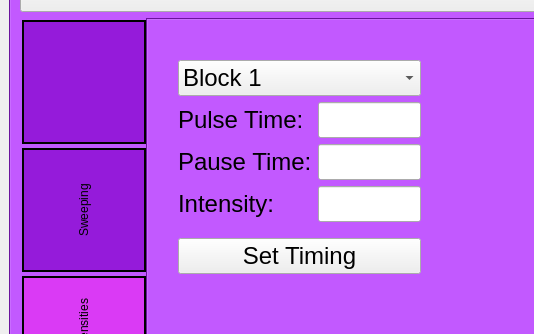
rschloen/haptic_vr, file GUI/vr_gui_layout.ui: the form before one commit; both pictures show x 0 to 534 and y 104 to 438 of the 1350 by 813 pixel window.
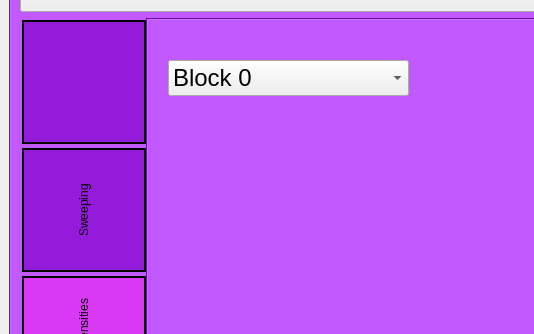
The form after the commit. The open tabs and pages were chosen to show the change. Icons and pictures are not drawn.

Commit message:
Fixed horizontal layout numbering
Horizontal actuator block number was out of order, so buttons did not
correspond to correct actuator. Now Fixed

Cleaned up calls to presets by converting combo box index to hex number
and appending it to OP Mode string.

Switched to hard coded timing for presets. Code for manual control is
still there, just commented out.

```diff
--- a/GUI/vr_gui_layout.ui
+++ b/GUI/vr_gui_layout.ui
@@ -1269,24 +1269,26 @@
              <attribute name="title">
               <string>Two Intensities</string>
              </attribute>
-             <widget class="QWidget" name="verticalLayoutWidget_2">
-              <property name="geometry">
-               <rect>
-                <x>30</x>
-                <y>40</y>
-                <width>243</width>
-                <height>214</height>
-               </rect>
-              </property>
-              <layout class="QVBoxLayout" name="verticalLayout_8">
-               <item>
                 <widget class="QComboBox" name="two_int_blk">
+              <property name="geometry">
+               <rect>
+                <x>20</x>
+                <y>40</y>
+                <width>241</width>
+                <height>36</height>
+               </rect>
+              </property>
                  <property name="currentText">
-                  <string>Block 1</string>
+               <string>Block 0</string>
                  </property>
                  <property name="currentIndex">
                   <number>0</number>
                  </property>
+              <item>
+               <property name="text">
+                <string>Block 0</string>
+               </property>
+              </item>
                  <item>
                   <property name="text">
                    <string>Block 1</string>
@@ -1352,60 +1354,6 @@
                    <string>Block 13</string>
                   </property>
                  </item>
-                 <item>
-                  <property name="text">
-                   <string>Block 14</string>
-                  </property>
-                 </item>
-                 <item>
-                  <property name="text">
-                   <string>Block 15</string>
-                  </property>
-                 </item>
-                </widget>
-               </item>
-               <item>
-                <layout class="QFormLayout" name="formLayout_2">
-                 <item row="3" column="0">
-                  <widget class="QLabel" name="i2_intensity_Label">
-                   <property name="text">
-                    <string>Intensity:</string>
-                   </property>
-                  </widget>
-                 </item>
-                 <item row="3" column="1">
-                  <widget class="QLineEdit" name="i2_intensity"/>
-                 </item>
-                 <item row="1" column="1">
-                  <widget class="QLineEdit" name="i2_pulseTime"/>
-                 </item>
-                 <item row="1" column="0">
-                  <widget class="QLabel" name="i2_pulseTime_Label">
-                   <property name="text">
-                    <string>Pulse Time:</string>
-                   </property>
-                  </widget>
-                 </item>
-                 <item row="2" column="0">
-                  <widget class="QLabel" name="i2_pauseTime_Label">
-                   <property name="text">
-                    <string>Pause Time:</string>
-                   </property>
-                  </widget>
-                 </item>
-                 <item row="2" column="1">
-                  <widget class="QLineEdit" name="i2_pauseTime"/>
-                 </item>
-                </layout>
-               </item>
-               <item>
-                <widget class="QPushButton" name="i2_set_time">
-                 <property name="text">
-                  <string>Set Timing</string>
-                 </property>
-                </widget>
-               </item>
-              </layout>
              </widget>
             </widget>
             <widget class="QWidget" name="tab_4">
```
Left out of the diff: 114 changed lines with no effect on the pictures. Lines whose indentation alone changed are shown as unchanged. The commit also changes 4 other files.
